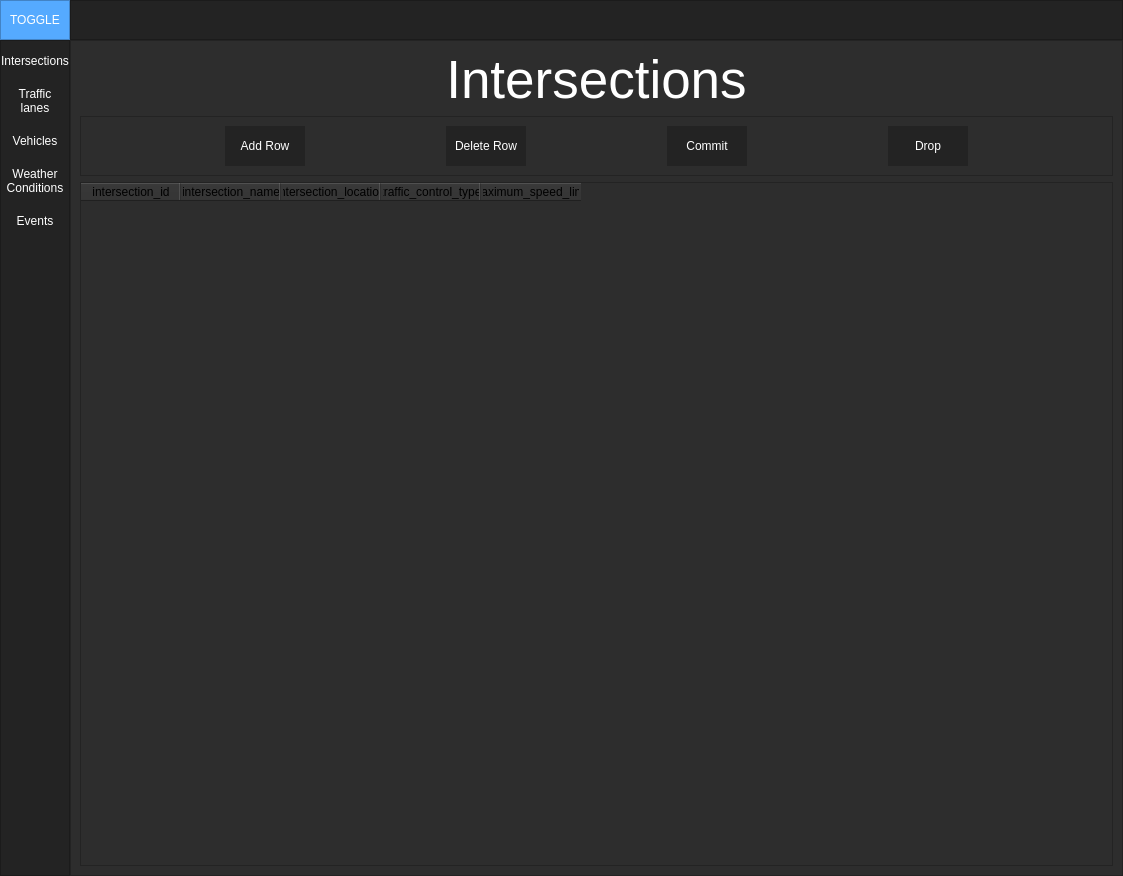
Octavian-Ursachi/Baze-de-Date-proiect, file UI/BD.ui: the form before one commit.
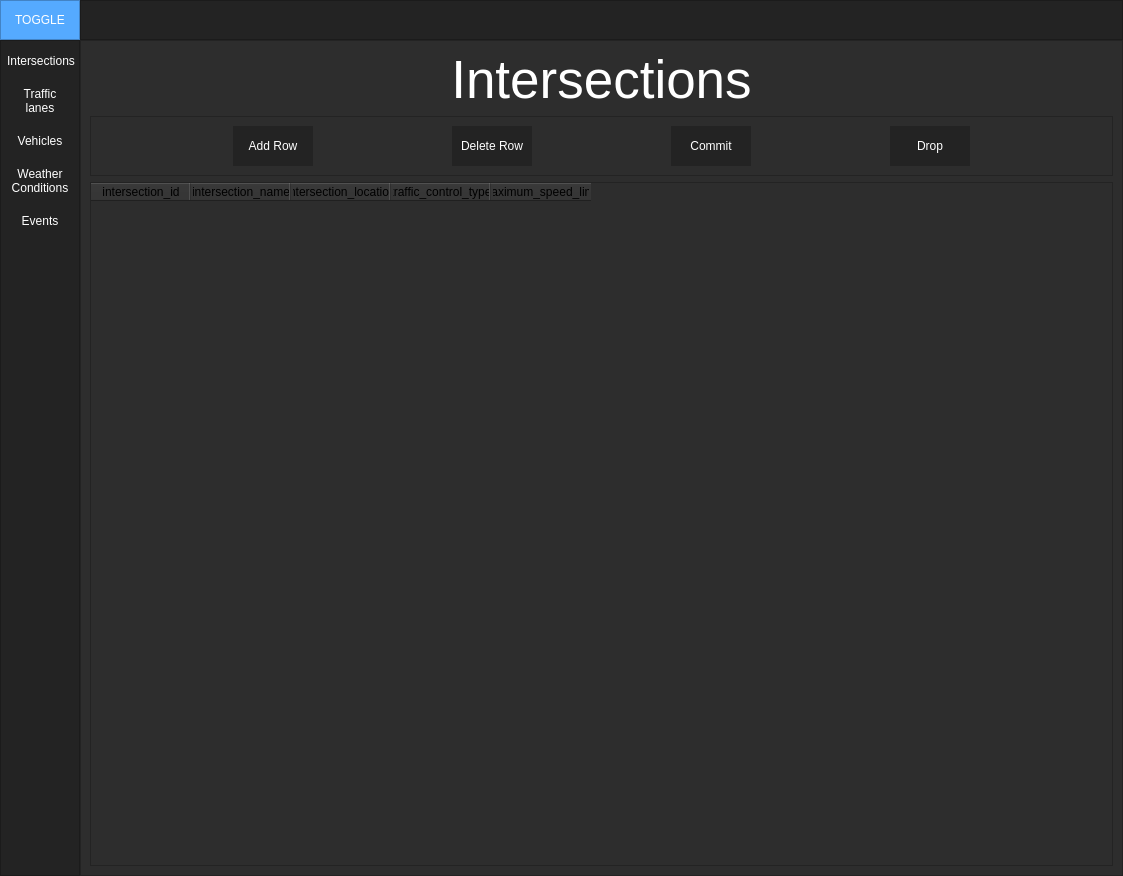
The form after the commit.

Commit message: nu mai poti modifica primary key-urile

Patch:
```diff
--- a/UI/BD.ui
+++ b/UI/BD.ui
@@ -76,7 +76,7 @@
         <widget class="QFrame" name="frame_toggle">
          <property name="maximumSize">
           <size>
-           <width>70</width>
+           <width>80</width>
            <height>40</height>
           </size>
          </property>
@@ -172,7 +172,7 @@
          </property>
          <property name="maximumSize">
           <size>
-           <width>70</width>
+           <width>80</width>
            <height>16777215</height>
           </size>
          </property>
@@ -226,7 +226,7 @@
               <widget class="QPushButton" name="intersection_b">
                <property name="minimumSize">
                 <size>
-                 <width>0</width>
+                 <width>80</width>
                  <height>40</height>
                 </size>
                </property>
```
The commit also changes 2 other files.
